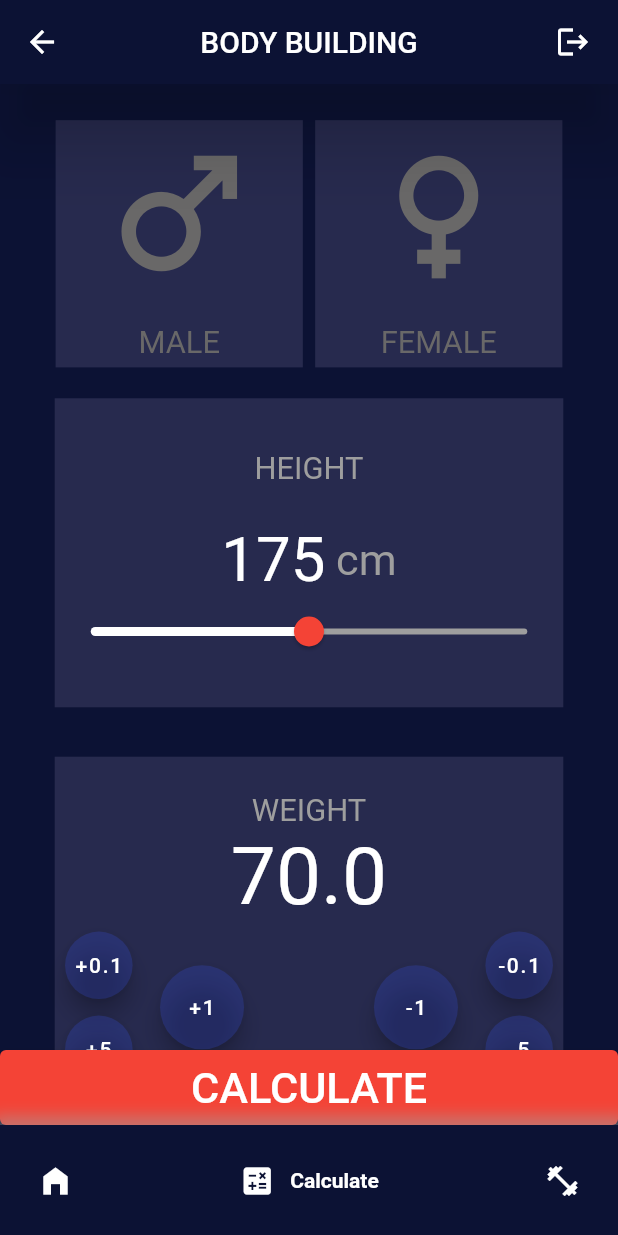
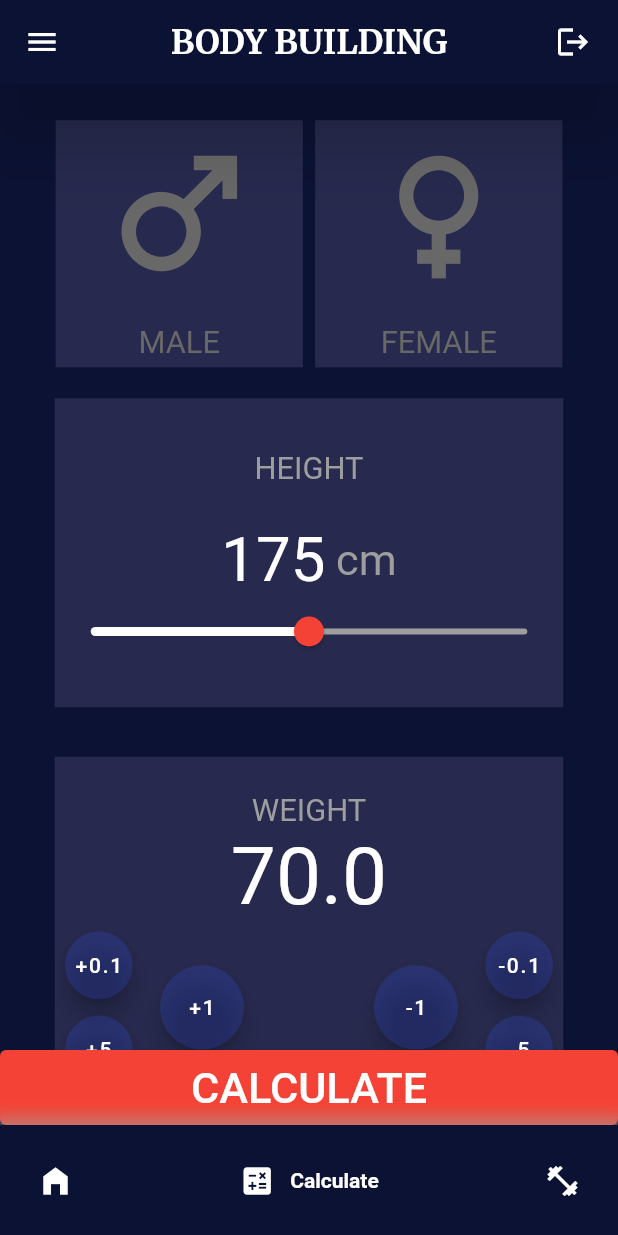
Before and after one commit to mohammadz0606/Body_Buliding_App, a Flutter app: the NavScreen screen opened by its route, item 2 of the bottom bar chosen, on a phone screen of 412 x 824 dp. Run offline on Flutter 3.47's test engine with Material 2 defaults, Android fonts, the phone set to English and light mode, and no system bars; drawn by our look-alikes of google_nav_bar; our stand-ins replace carousel_slider, cloud_firestore, dots_indicator, firebase_auth, firebase_core, google_fonts; accounts and stored records are empty.

Commit message:
starbucs_task

```diff
--- a/lib/screens/nav_screen.dart
+++ b/lib/screens/nav_screen.dart
@@ -3,6 +3,7 @@ import 'package:body_building/constant/constant_widget.dart';
 import 'package:body_building/screens/auth/login_screen.dart';
 import 'package:body_building/services/provider/app_provider.dart';
 import 'package:flutter/material.dart';
+import 'package:google_fonts/google_fonts.dart';
 import 'package:google_nav_bar/google_nav_bar.dart';
 import 'package:provider/provider.dart';
 
@@ -17,12 +18,10 @@ class NavScreen extends StatefulWidget {
 class _NavScreenState extends State<NavScreen> {
   @override
   void initState() {
-
-
     super.initState();
     WidgetsBinding.instance.addPostFrameCallback((timeStamp) {
-      Provider.of<AppProvider>(context,listen: false).getDataForeFireStore();
-      Provider.of<AppProvider>(context,listen: false).getTrainers();
+      Provider.of<AppProvider>(context, listen: false).getDataForeFireStore();
+      Provider.of<AppProvider>(context, listen: false).getTrainers();
     });
   }
 
@@ -38,7 +37,13 @@ class _NavScreenState extends State<NavScreen> {
           appBar: AppBar(
             elevation: 20,
             backgroundColor: MyColors.primaryColor,
-            title: Text("BODY BUILDING"),
+            title: Text(
+              "BODY BUILDING",
+              style: GoogleFonts.merriweather(
+                fontSize: 22.5,
+                fontWeight: FontWeight.bold,
+              ),
+            ),
             centerTitle: true,
             actions: [
               IconButton(
@@ -92,6 +97,7 @@ class _NavScreenState extends State<NavScreen> {
               ],
             ),
           ),
+          drawer: const Drawer(),
         );
       },
     );
--- a/pubspec.yaml
+++ b/pubspec.yaml
@@ -21,7 +21,6 @@ dependencies:
   google_nav_bar: ^5.0.6
   carousel_slider: ^4.1.1
   dots_indicator: ^2.1.0
-  cached_network_image: ^3.2.3
   url_launcher: ^6.1.7
 
 dev_dependencies:
```
Also changed, not shown: lib/screens/home_screen.dart (+2 -33 lines), assets/logo app.jpg (added).
